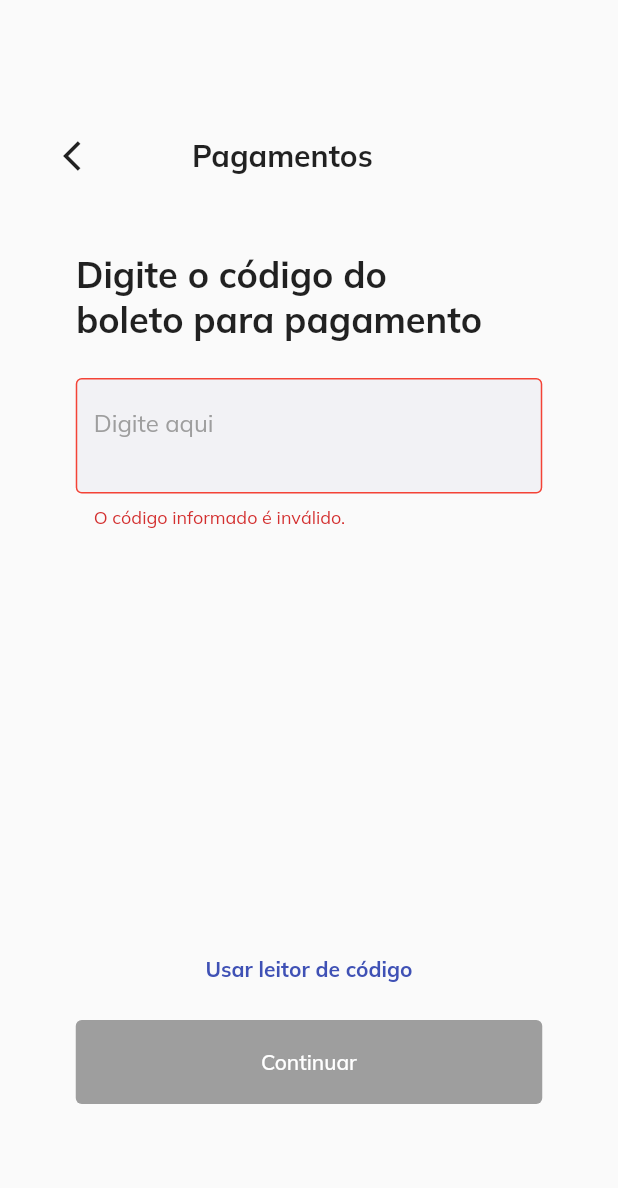
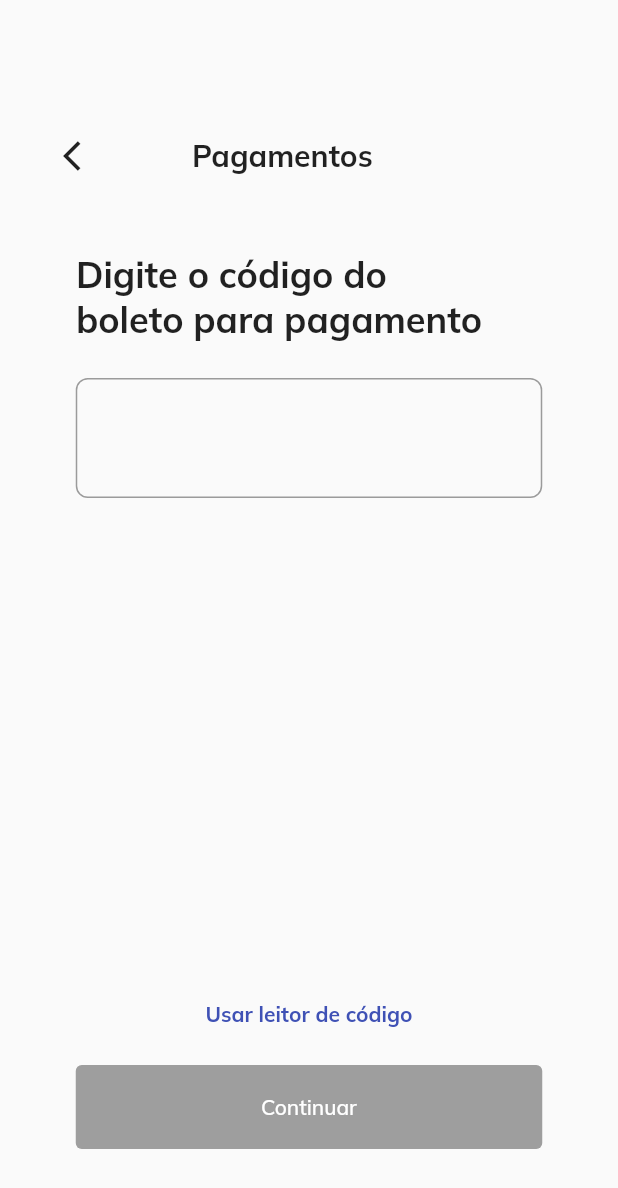
Before and after one commit to HugoPinheiroRaimundo/toodoo_bank, a Flutter app: the TicketPage screen opened by its route, on a phone screen of 412 x 824 dp. Shown: the top 1188 px of the screen. Run offline on Flutter 3.47's test engine with Material 2 defaults, Android fonts, the phone set to English and light mode, and no system bars; our stand-ins replace flutter_svg, google_fonts.

```diff
--- a/lib/core/default.dart
+++ b/lib/core/default.dart
@@ -3,8 +3,8 @@ import 'package:flutter/material.dart';
 class DefaultConfig {
   //Colors
   static Color defaultTextFieldColor = const Color(0xFFF2F2F5);
-  //static Color defaultThemeColor = const Color(0xFF3D43CC);
   static Color defaultThemeColor = const Color(0xFF2E3299);
+  static Color alertError = const Color(0xFFEA005A);
 
   static Color defaultColorText = const Color(0xFF86848E);
 
--- a/lib/main.dart
+++ b/lib/main.dart
@@ -1,5 +1,6 @@
 import 'package:flutter/material.dart';
 import 'package:google_fonts/google_fonts.dart';
+import 'package:toodoo_bank/pages/Home.dart';
 import 'package:toodoo_bank/pages/ticket_Confirm_page.dart';
 import 'package:toodoo_bank/pages/ticket_page.dart';
 
@@ -15,10 +16,11 @@ class MyApp extends StatelessWidget {
     return MaterialApp(
       // Adiciona font em todo o app
       theme: ThemeData(fontFamily: GoogleFonts.mulish().fontFamily),
-      initialRoute: '/ticketpage',
+      initialRoute: '/homeapp',
       routes: {
         '/ticketpage': (_) => const TicketPage(),
         '/ticketconfirmpage': (_) => const TicketConfirm(),
+        '/homeapp': (_) => const HomeApp(),
       },
     );
   }
--- a/lib/pages/ticket_page.dart
+++ b/lib/pages/ticket_page.dart
@@ -74,23 +74,33 @@ class _TicketPage extends State<TicketPage> {
           SizedBox(
             width: 311,
             height: 100,
-            child: TextField(
-                maxLines: 2,
-                textInputAction: TextInputAction.send,
-                controller: _controller,
-                onChanged: (text) => _updateButtonState(text),
-                decoration: InputDecoration(
-                    errorText: "O código informado é inválido.",
-                    errorBorder: OutlineInputBorder(
-                        borderSide: BorderSide(color: Colors.red)),
-                    filled: true,
-                    fillColor: DefaultConfig.defaultTextFieldColor,
-                    hintText: "Digite aqui ",
-                    hintStyle: const TextStyle(color: Colors.grey),
-                    border: const OutlineInputBorder())),
+            child: TextFormField(
+              textInputAction: TextInputAction.send,
+              controller: _controller,
+              onChanged: (text) => _updateButtonState(text),
+              maxLines: 2,
+              decoration: InputDecoration(
+                  errorStyle: TextStyle(color: DefaultConfig.alertError),
+                  focusedErrorBorder: OutlineInputBorder(
+                      borderRadius: BorderRadius.circular(8),
+                      borderSide: BorderSide(color: DefaultConfig.alertError)),
+                  errorBorder: OutlineInputBorder(
+                      borderRadius: BorderRadius.circular(8),
+                      borderSide: BorderSide(color: DefaultConfig.alertError)),
+                  border: OutlineInputBorder(
+                      borderRadius: BorderRadius.circular(8),
+                      borderSide: BorderSide(color: DefaultConfig.alertError))),
+              validator: (value) {
+                if (value == null || value.isEmpty) {
+                  return 'O código informado é inválido.';
+                }
+                //  CallApi().isValidBarCode(value.replaceAll(RegExp('[. ]'), ''));
+                //  return null;
+              },
+            ),
           ),
           const SizedBox(
-            height: 270,
+            height: 300,
           ),
           TextButton(
             onPressed: () {
```
Also changed, not shown: lib/pages/Home.dart (added, +14 -0 lines).
